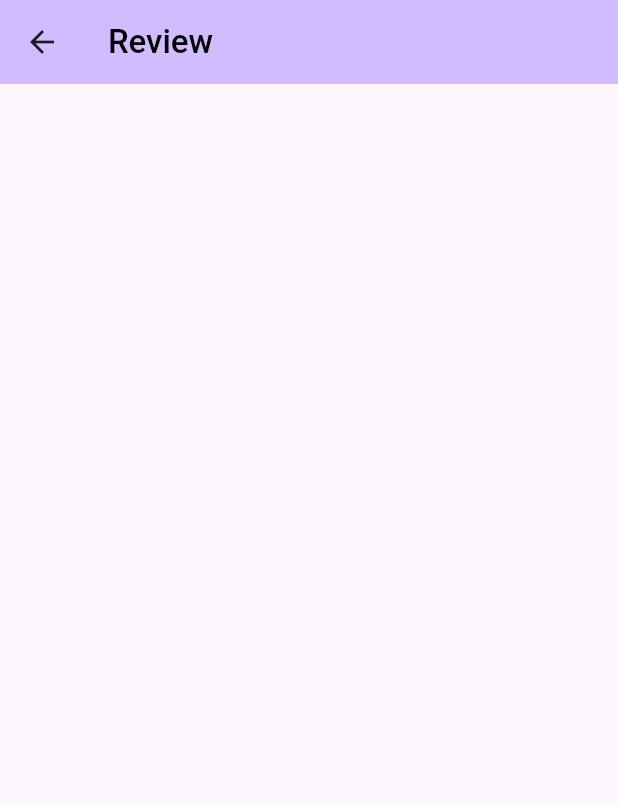
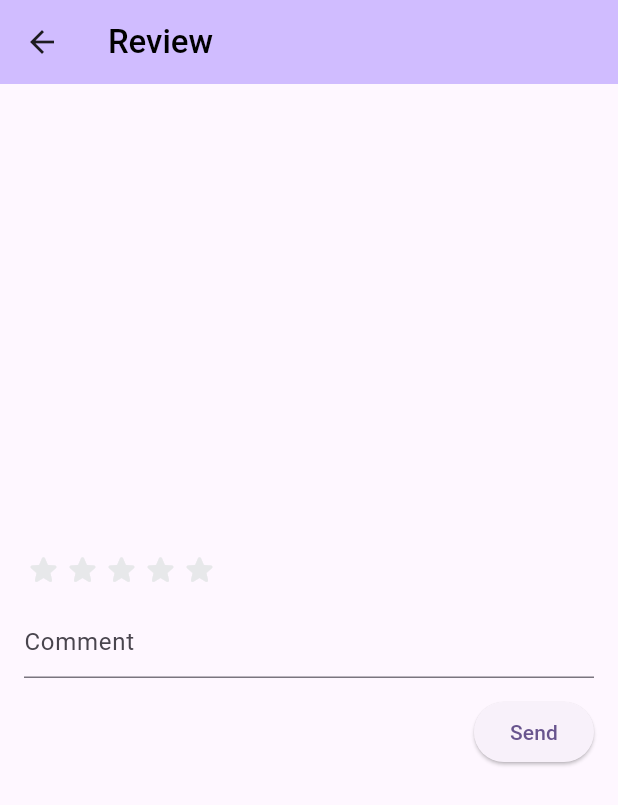
Before and after one commit to FajarRAP/sea-salon-apps, a Flutter app: the ReviewPage screen opened directly, on a phone screen of 412 x 824 dp. Shown: the top 805 px of the screen. Run offline on Flutter 3.47's test engine with Material 3 defaults, Android fonts, the phone set to English and light mode, and no system bars; drawn by our look-alikes of flutter_rating_stars; our stand-ins replace bloc, dartz, flutter_bloc, get_it, supabase_flutter; accounts and stored records are empty.

Commit message:
inesrt review complete

```diff
--- a/lib/features/auth/data/datasources/remote_datasources.dart
+++ b/lib/features/auth/data/datasources/remote_datasources.dart
@@ -28,7 +28,7 @@ class AuthRemoteDataSourcesImpl extends AuthRemoteDataSources {
         data: {
           'name': name,
           'phone': phone,
-          'role': 1,
+          'role': 0,
         },
       );
 
--- a/lib/features/dashboard/customer/pages/dashboard_customer_page.dart
+++ b/lib/features/dashboard/customer/pages/dashboard_customer_page.dart
@@ -34,7 +34,7 @@ class DashboardCustomerPage extends StatelessWidget {
             ElevatedButton(
               onPressed: () => Navigator.push(context,
                   MaterialPageRoute(builder: (context) => const ReviewPage())),
-              child: const Text('See User'),
+              child: const Text('Give Review'),
             ),
             ElevatedButton(
               onPressed: authCubit.logout,
--- /dev/null
+++ b/lib/features/review/domain/entities/review_entity.dart
@@ -0,0 +1,11 @@
+class ReviewEntity {
+  final String customerName;
+  final String comment;
+  final double rating;
+
+  ReviewEntity({
+    required this.customerName,
+    required this.comment,
+    required this.rating,
+  });
+}
--- /dev/null
+++ b/lib/features/review/domain/usecases/insert_review_use_case.dart
@@ -0,0 +1,13 @@
+import 'package:dartz/dartz.dart';
+import 'package:sea_submission/core/failure.dart';
+import 'package:sea_submission/features/review/domain/entities/review_entity.dart';
+import 'package:sea_submission/features/review/domain/repositories/review_repository.dart';
+
+class InsertReviewUseCase {
+  final ReviewRepository reviewRepository;
+
+  InsertReviewUseCase(this.reviewRepository);
+
+  Future<Either<Failure, String>> execute(ReviewEntity review) async =>
+      await reviewRepository.insertReview(review);
+}
--- /dev/null
+++ b/lib/features/review/presentation/cubit/review_cubit.dart
@@ -0,0 +1,25 @@
+import 'package:bloc/bloc.dart';
+import 'package:meta/meta.dart';
+import 'package:sea_submission/features/review/domain/entities/review_entity.dart';
+import 'package:sea_submission/features/review/domain/usecases/insert_review_use_case.dart';
+
+part 'review_state.dart';
+
+class ReviewCubit extends Cubit<ReviewState> {
+  ReviewCubit({
+    required this.insertReviewUseCase,
+  }) : super(ReviewInitial());
+
+  final InsertReviewUseCase insertReviewUseCase;
+
+  Future<void> insertReview(ReviewEntity review) async {
+    emit(InsertReviewLoading());
+
+    final result = await insertReviewUseCase.execute(review);
+
+    result.fold(
+      (l) => emit(InsertReviewError(l.message)),
+      (r) => emit(InsertReviewSuccess(r)),
+    );
+  }
+}
--- /dev/null
+++ b/lib/features/review/presentation/cubit/review_state.dart
@@ -0,0 +1,20 @@
+part of 'review_cubit.dart';
+
+@immutable
+sealed class ReviewState {}
+
+final class ReviewInitial extends ReviewState {}
+
+class InsertReviewLoading extends ReviewState {}
+
+class InsertReviewSuccess extends ReviewState {
+  final String message;
+
+  InsertReviewSuccess(this.message);
+}
+
+class InsertReviewError extends ReviewState {
+  final String message;
+
+  InsertReviewError(this.message);
+}
--- a/lib/features/review/presentation/pages/review_page.dart
+++ b/lib/features/review/presentation/pages/review_page.dart
@@ -1,13 +1,94 @@
 import 'package:flutter/material.dart';
+import 'package:flutter_bloc/flutter_bloc.dart';
+import 'package:flutter_rating_stars/flutter_rating_stars.dart';
+import 'package:sea_submission/core/common/snackbar.dart';
+import 'package:sea_submission/features/auth/presentation/cubit/auth_cubit.dart';
+import 'package:sea_submission/features/review/domain/entities/review_entity.dart';
+import 'package:sea_submission/features/review/presentation/cubit/review_cubit.dart';
 
-class ReviewPage extends StatelessWidget {
+class ReviewPage extends StatefulWidget {
   const ReviewPage({super.key});
 
   @override
+  State<ReviewPage> createState() => _ReviewPageState();
+}
+
+class _ReviewPageState extends State<ReviewPage> {
+  final commentController = TextEditingController();
+  double rate = 0.0;
+
+  @override
   Widget build(BuildContext context) {
-    return Scaffold(
-      appBar: AppBar(
-        title: const Text('Review'),
+    final reviewCubit = context.read<ReviewCubit>();
+    final authCubit = context.read<AuthCubit>();
+
+    return BlocListener<ReviewCubit, ReviewState>(
+      listener: (context, state) {
+        if (state is InsertReviewError) {
+          errorSnackbar(state.message, context);
+        }
+        if (state is InsertReviewSuccess) {
+          successSnackbar(state.message, context);
+        }
+      },
+      child: Scaffold(
+        appBar: AppBar(
+          title: const Text('Review'),
+        ),
+        body: Padding(
+          padding: const EdgeInsets.all(16),
+          child: Column(
+            mainAxisAlignment: MainAxisAlignment.center,
+            crossAxisAlignment: CrossAxisAlignment.start,
+            children: [
+              RatingStars(
+                animationDuration: const Duration(seconds: 1),
+                onValueChanged: (value) => setState(() => rate = value),
+                starSize: 24,
+                value: rate,
+                valueLabelRadius: 8,
+                valueLabelPadding: const EdgeInsets.all(8),
+                valueLabelTextStyle: const TextStyle(
+                  color: Colors.white,
+                  fontSize: 14,
+                  fontWeight: FontWeight.w500,
+                ),
+                maxValueVisibility: false,
+                valueLabelVisibility: false,
+              ),
+              const SizedBox(height: 12),
+              TextFormField(
+                controller: commentController,
+                decoration: const InputDecoration(hintText: 'Comment'),
+              ),
+              const SizedBox(height: 12),
+              Align(
+                alignment: Alignment.centerRight,
+                child: ElevatedButton(
+                  onPressed: () async {
+                    reviewCubit.insertReview(
+                      ReviewEntity(
+                        customerName:
+                            authCubit.currentUser?.userMetadata?['name'] ??
+                                'Null Name',
+                        comment: commentController.text.trim(),
+                        rating: rate,
+                      ),
+                    );
+                  },
+                  child: BlocBuilder<ReviewCubit, ReviewState>(
+                    builder: (context, state) {
+                      if (state is InsertReviewLoading) {
+                        return const CircularProgressIndicator();
+                      }
+                      return const Text('Send');
+                    },
+                  ),
+                ),
+              ),
+            ],
+          ),
+        ),
       ),
     );
   }
--- a/lib/main.dart
+++ b/lib/main.dart
@@ -6,6 +6,7 @@ import 'package:sea_submission/features/auth/presentation/pages/login_page.dart'
 import 'package:sea_submission/features/dashboard/admin/pages/dashboard_admin_page.dart';
 import 'package:sea_submission/features/dashboard/customer/pages/dashboard_customer_page.dart';
 import 'package:sea_submission/features/home/home_page.dart';
+import 'package:sea_submission/features/review/presentation/cubit/review_cubit.dart';
 import 'package:sea_submission/inject.dart';
 import 'package:supabase_flutter/supabase_flutter.dart';
 
@@ -14,7 +15,7 @@ Future<void> main() async {
     url: supabaseUrl,
     anonKey: anonKey,
   );
-  await setup();
+  setup();
   runApp(const MyApp());
 }
 
@@ -28,6 +29,7 @@ class MyApp extends StatelessWidget {
     return MultiBlocProvider(
       providers: [
         BlocProvider(create: (context) => getIt<AuthCubit>()),
+        BlocProvider(create: (context) => getIt<ReviewCubit>()),
       ],
       child: MaterialApp(
         title: 'SEA Salon',
--- a/pubspec.yaml
+++ b/pubspec.yaml
@@ -39,6 +39,7 @@ dependencies:
   flutter_bloc: ^8.1.6
   dartz: ^0.10.1
   get_it: ^7.7.0
+  flutter_rating_stars: ^1.1.0
 
 dev_dependencies:
   flutter_test:
```
Also changed, not shown: lib/features/review/data/datasources/remote_datasources.dart (added, +29 -0 lines), lib/features/review/data/models/review_model.dart (added, +20 -0 lines), lib/features/review/data/repositories/review_repository_impl.dart (added, +21 -0 lines), lib/features/review/domain/repositories/review_repository.dart (added, +8 -0 lines), lib/inject.dart (+18 -1 lines), pubspec.lock.
